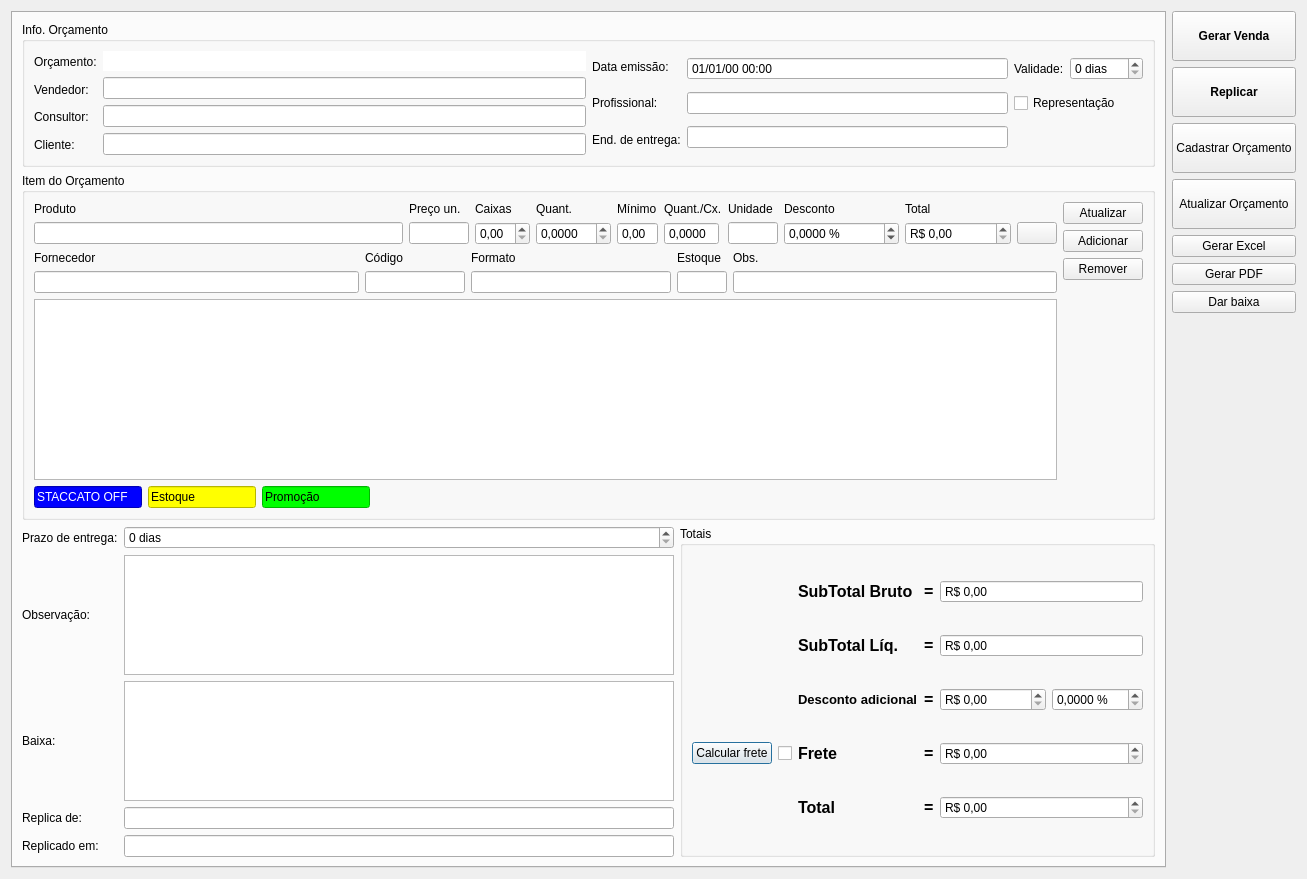
darktorres/ERP-STACCATO, file ui/orcamento.ui: the form before one commit.
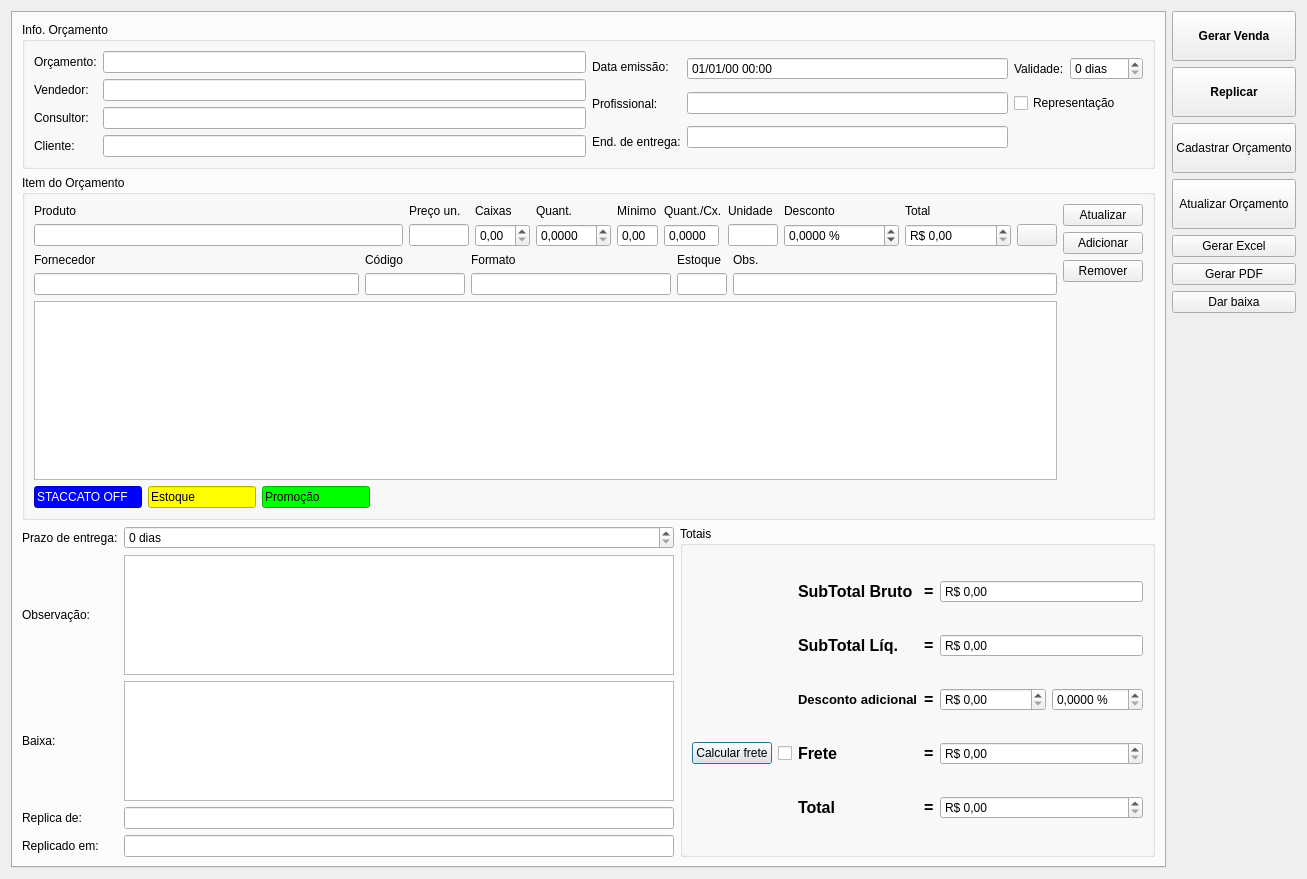
The form after the commit. Icons and pictures are not drawn. Custom widgets are drawn as their Qt base class.

Patch:
```diff
--- a/ui/orcamento.ui
+++ b/ui/orcamento.ui
@@ -711,9 +711,6 @@
                 <property name="toolTip">
                  <string>&lt;html&gt;&lt;head/&gt;&lt;body&gt;&lt;p&gt;&lt;span style=&quot; font-weight:600;&quot;&gt;Código de Orçamento:&lt;/span&gt;&lt;/p&gt;&lt;p&gt;O código de orçamento é composto de:&lt;/p&gt;&lt;p&gt;* Sigla da loja &lt;/p&gt;&lt;p&gt;* Data (AA)&lt;/p&gt;&lt;p&gt;* Sequência de 4 dígitos&lt;/p&gt;&lt;p&gt;* 'R' se representação&lt;/p&gt;&lt;/body&gt;&lt;/html&gt;</string>
                 </property>
-                <property name="frame">
-                 <bool>false</bool>
-                </property>
                 <property name="readOnly">
                  <bool>true</bool>
                 </property>
```
